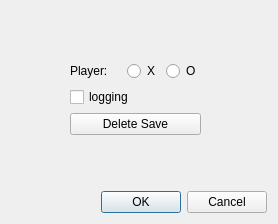
The window that settings.ui (FedericoLeonGarcia/TicTacToe) describes before a commit, drawn with Qt 5.
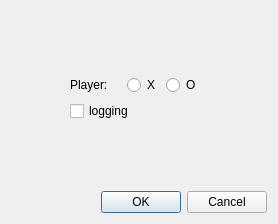
The same window after the commit.

Patch:
```diff
--- a/settings.ui
+++ b/settings.ui
@@ -81,13 +81,6 @@
        </property>
       </widget>
      </item>
-     <item>
-      <widget class="QPushButton" name="deleteSaveBtn">
-       <property name="text">
-        <string>Delete Save</string>
-       </property>
-      </widget>
-     </item>
     </layout>
    </item>
    <item row="1" column="2">
```
Left out of the diff: 4 changed lines with no effect on the pictures.
